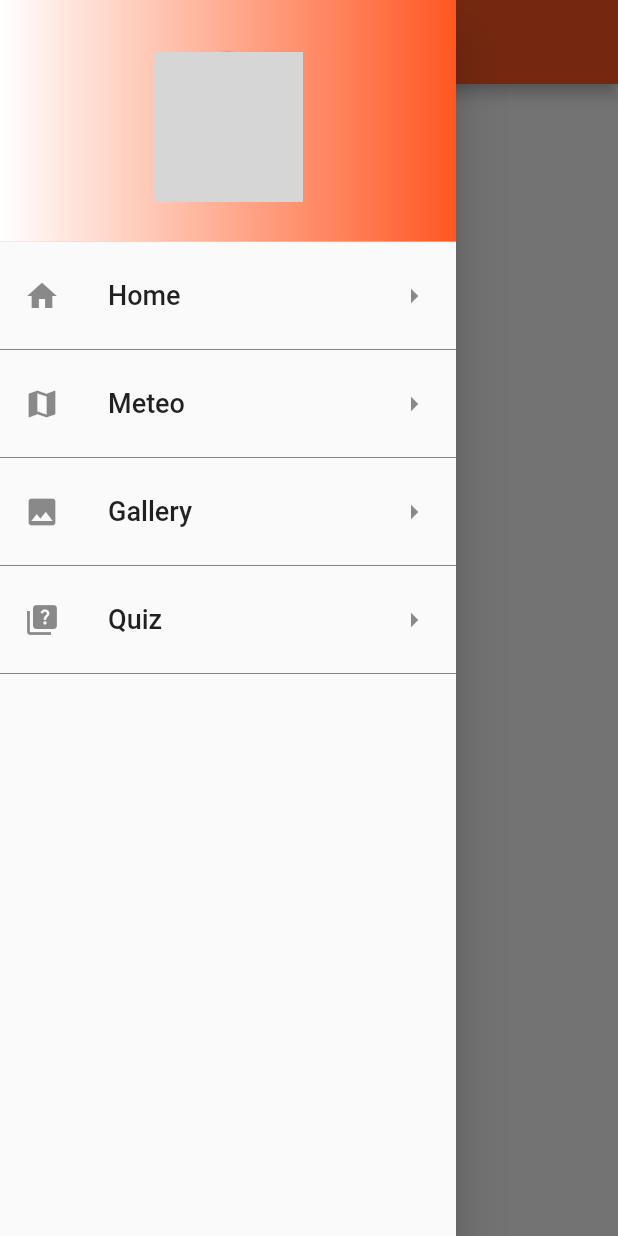
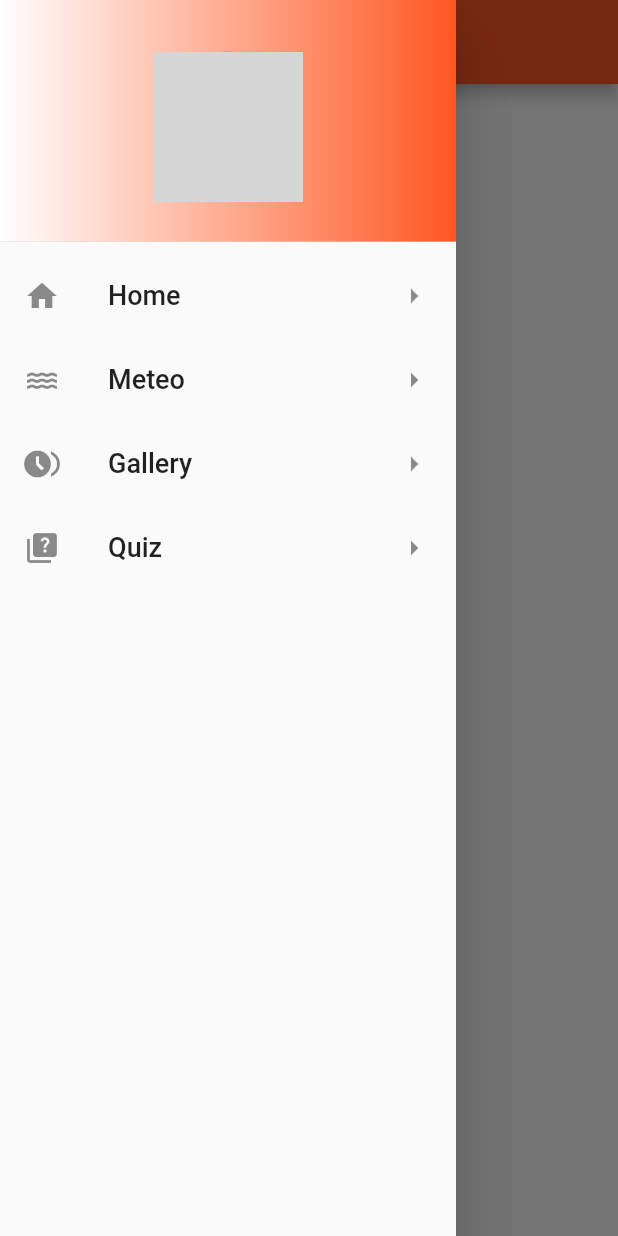
Before and after one commit to tatsinda/App_meteo, a Flutter app: the screen it shows after launch, with the side drawer open, on a phone screen of 412 x 824 dp. Run offline on Flutter 3.47's test engine with Material 2 defaults, Android fonts, the phone set to English and light mode, and no system bars; grey boxes are pictures that could not be loaded.

Commit message:
structuration du code et du menu drawer

```diff
--- /dev/null
+++ b/lib/globalParameter/globalParameterItemDrawer.dart
@@ -0,0 +1,23 @@
+import 'package:flutter/cupertino.dart';
+import 'package:flutter/material.dart';
+
+class GlobalParameterItemDrawer {
+  static final menus = [
+    {"title": "Home", "route": "/", "leadingIcon": Icon(Icons.home)},
+    {
+      "title": "Meteo",
+      "route": "/meteo",
+      "leadingIcon": Icon(Icons.water),
+    },
+    {
+      "title": "Gallery",
+      "route": "/gallery",
+      "leadingIcon": Icon(Icons.browse_gallery)
+    },
+    {
+      "title": "Quiz",
+      "route": "/quiz",
+      "leadingIcon": Icon(Icons.quiz),
+    }
+  ];
+}
--- a/lib/main-drawer.dart
+++ /dev/null
@@ -1,110 +0,0 @@
-import 'package:flutter/material.dart';
-import 'package:first_app_bdcc/gallery-page.dart';
-import 'package:first_app_bdcc/meteo-page.dart';
-import 'package:first_app_bdcc/quiz-page.dart';
-import './home-page.dart';
-
-class MainDrawer extends StatelessWidget {
-  @override
-  Widget build(BuildContext context) {
-    // TODO: implement build
-    return Drawer(
-      child: ListView(
-        children: <Widget>[
-          // l'entete du drawer
-          DrawerHeader(
-            child: Center(
-                child: CircleAvatar(
-              backgroundImage: AssetImage("./images/shopd.jpg"),
-              radius: 50,
-            )),
-            decoration: BoxDecoration(
-                gradient:
-                    LinearGradient(colors: [Colors.white, Colors.deepOrange])),
-          ),
-          //element du Drawer
-          ListTile(
-            title: Text(
-              'Home',
-              style: TextStyle(fontSize: 18),
-            ),
-            leading: Icon(Icons.home), //une iconce a gauche
-            trailing: Icon(Icons.arrow_right), // une fleche a droite
-            //methode executer apres click sur l'element
-            onTap: () {
-              //navigation vers une autre page
-              Navigator.pop(context); // supprimer la page precedente du stack
-              //navigation vers une autre page
-              Navigator.push(context,
-                  MaterialPageRoute(builder: (context) => new HomePage()));
-            },
-          ),
-          Divider(color: Colors.deepOrange), //ligne entre les menu
-          //element du Drawer
-          ListTile(
-            title: Text(
-              'Meteo',
-              style: TextStyle(fontSize: 18),
-            ),
-            leading: Icon(Icons.map), //une iconce a gauche
-            trailing: Icon(Icons.arrow_right), // une fleche a droite
-            //methode executer apres click sur l'element
-            onTap: () {
-              //navigation vers une autre page
-              Navigator.pop(context); // supprimer la page precedente
-              //navigation vers une autre page
-              Navigator.push(context, MaterialPageRoute(builder: (context) {
-                return MeteoPage();
-              }));
-            },
-          ),
-          Divider(
-            color: Colors.deepOrange,
-          ), //ligne entre les menu
-          //element du Drawer
-          ListTile(
-            title: Text(
-              'Gallery',
-              style: TextStyle(fontSize: 18),
-            ),
-            leading: Icon(Icons.image), //une iconce a gauche
-            trailing: Icon(Icons.arrow_right), // une fleche a droite
-            //methode executer apres click sur l'element
-            onTap: () {
-              //navigation vers une autre page
-              Navigator.pop(context); // supprimer la page precedente
-              //navigation vers une autre page
-              Navigator.push(context, MaterialPageRoute(builder: (context) {
-                return GalleryPage();
-              }));
-            },
-          ),
-          Divider(
-            color: Colors.deepOrange,
-          ),
-          //element du Drawer
-          ListTile(
-            title: Text(
-              'Quiz',
-              style: TextStyle(fontSize: 18),
-            ),
-            leading: Icon(Icons.quiz), //une iconce a gauche
-            trailing: Icon(Icons.arrow_right), // une fleche a droite
-            //methode executer apres click sur l'element
-            onTap: () {
-              //navigation vers une autre page
-              Navigator.pop(context); // supprimer la page precedente
-              //navigation vers une autre page
-              Navigator.push(context, MaterialPageRoute(builder: (context) {
-                return QuizPage();
-              }));
-            },
-          ),
-          Divider(
-            color: Colors.deepOrange,
-          ),
-        ],
-      ),
-    );
-  }
-}
--- a/lib/main.dart
+++ b/lib/main.dart
@@ -1,8 +1,17 @@
-import 'package:first_app_bdcc/main-drawer.dart';
+import 'package:first_app_bdcc/page/gallery-page.dart';
+import 'package:first_app_bdcc/page/meteo-page.dart';
+import 'package:first_app_bdcc/page/quiz-page.dart';
+import 'package:first_app_bdcc/widget/main-drawer.dart';
+
 import 'package:flutter/material.dart';
 
 void main() {
   runApp(MaterialApp(
+    routes: {
+      "/meteo": (context) => MeteoPage(),
+      "/gallery": (context) => GalleryPage(),
+      "/quiz": (context) => QuizPage()
+    },
     home: MyApp(),
     theme: ThemeData(appBarTheme: AppBarTheme(color: Colors.deepOrange)),
   ));
--- /dev/null
+++ b/lib/widget/drawer.header.widget.dart
@@ -0,0 +1,17 @@
+import 'package:flutter/material.dart';
+
+class DrawerHeaderWidget extends StatelessWidget {
+  @override
+  Widget build(BuildContext context) {
+    // TODO: implement build
+    return DrawerHeader(
+      child: Center(
+          child: CircleAvatar(
+        backgroundImage: AssetImage("./images/shopd.jpg"),
+        radius: 50,
+      )),
+      decoration: const BoxDecoration(
+          gradient: LinearGradient(colors: [Colors.white, Colors.deepOrange])),
+    );
+  }
+}
--- /dev/null
+++ b/lib/widget/drawer.item.widget.dart
@@ -0,0 +1,33 @@
+import 'package:flutter/cupertino.dart';
+
+import 'package:flutter/material.dart';
+
+class DrawerItemWidget extends StatelessWidget {
+  String itemTitle;
+
+  Icon leadingIcon;
+  String route;
+
+  DrawerItemWidget(String itemTitle, Icon leadingIcon, String route) {
+    this.itemTitle = itemTitle;
+
+    this.leadingIcon = leadingIcon;
+    this.route = route;
+  }
+  @override
+  Widget build(BuildContext context) {
+    return ListTile(
+      title: Text(
+        itemTitle,
+        style: TextStyle(fontSize: 18),
+      ),
+      leading: leadingIcon, //une iconce a gauche
+      trailing: Icon(Icons.arrow_right), // une fleche a droite
+      //methode executer apres click sur l'element
+      onTap: (() {
+        Navigator.pop(context);
+        Navigator.pushNamed(context, route);
+      }),
+    );
+  }
+}
--- /dev/null
+++ b/lib/widget/main-drawer.dart
@@ -0,0 +1,25 @@
+import 'package:first_app_bdcc/globalParameter/globalParameterItemDrawer.dart';
+import 'package:first_app_bdcc/widget/drawer.header.widget.dart';
+import 'package:first_app_bdcc/widget/drawer.item.widget.dart';
+import 'package:flutter/material.dart';
+
+class MainDrawer extends StatelessWidget {
+  @override
+  Widget build(BuildContext context) {
+    // TODO: implement build
+    return Drawer(
+      child: ListView(
+        children: <Widget>[
+          // l'entete du drawer
+          DrawerHeaderWidget(),
+
+          //element du Drawer
+          ...(GlobalParameterItemDrawer.menus).map((item) {
+            return DrawerItemWidget(
+                item['title'], item['leadingIcon'], item['route']);
+          }),
+        ],
+      ),
+    );
+  }
+}
--- a/pubspec.yaml
+++ b/pubspec.yaml
@@ -62,6 +62,7 @@ flutter:
   # To add assets to your application, add an assets section, like this:
   assets:
     - images/shopd.jpg
+    # - images/prof.png
   #   - images/a_dot_ham.jpeg
 
   # An image asset can refer to one or more resolution-specific "variants", see
```
Also changed, not shown: images/prof.png (added), lib/page/gallery-page.dart (renamed from lib/gallery-page.dart), lib/page/home-page.dart (renamed from lib/home-page.dart), lib/page/meteo-page.dart (renamed from lib/meteo-page.dart), lib/page/quiz-page.dart (renamed from lib/quiz-page.dart).
